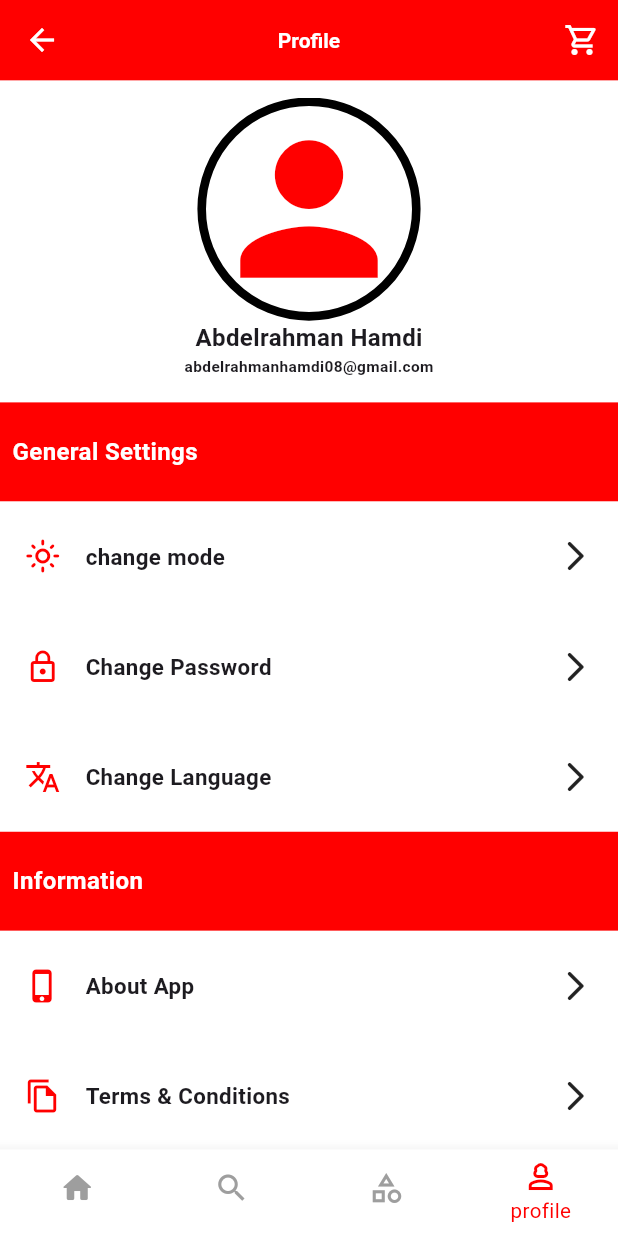
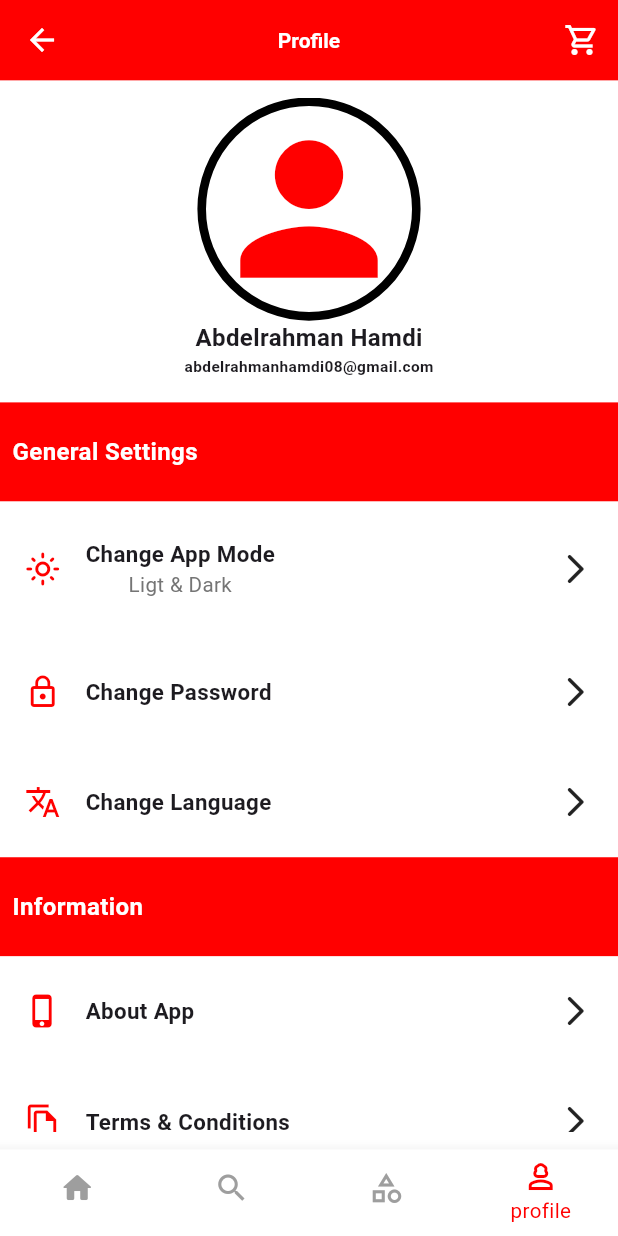
Before and after one commit to pgd8/mayomart_online_store, a Flutter app: the HomeScreen screen opened by its route, item 4 of the bottom bar chosen, on a phone screen of 412 x 824 dp. Run offline on Flutter 3.47's test engine with Material 3 defaults, Android fonts, the phone set to English and light mode, and no system bars; our stand-ins replace flutter_screenutil, flutter_slidable, google_fonts, slide_to_act; Roboto replaces fonts that are missing (childos).

Commit message:
change app mode button design in profile tab and adding InkWell to the setting taplate in profile

```diff
--- a/lib/My_APP/my_app.dart
+++ b/lib/My_APP/my_app.dart
@@ -23,6 +23,7 @@ class MyApp extends StatelessWidget {
           MaterialApp(
             debugShowCheckedModeBanner: false,
             title: "15 Mayo Mart",
+            themeMode: ThemeMode.light,
             theme: AppTheme.lightTheme,
             darkTheme: AppTheme.darkTheme,
             initialRoute: LoginScreen.routeName,
--- /dev/null
+++ b/lib/Tabs/Porfile_Components/app_mode_button.dart
@@ -0,0 +1,59 @@
+import 'package:flutter/material.dart';
+import 'package:flutter_screenutil/flutter_screenutil.dart';
+import 'package:mayomart_online_store/My_APP/app_theme.dart';
+
+class ChangeAppModeButton extends StatelessWidget {
+  ChangeAppModeButton({super.key});
+
+  @override
+  Widget build(BuildContext context) {
+    return InkWell(
+      child: Container(
+        margin: EdgeInsets.symmetric(vertical: 0.03.sh),
+        child: Row(
+          mainAxisAlignment: MainAxisAlignment.spaceBetween,
+          children: [
+            Row(
+              children: [
+                Container(
+                  alignment: Alignment.centerLeft,
+                  margin: EdgeInsets.symmetric(horizontal: 0.04.sw),
+                  child: Icon(
+                    Icons.light_mode_outlined,
+                    color: AppTheme.mainColor,
+                  ),
+                ),
+                Column(
+                  children: [
+                    Container(
+                        alignment: Alignment.centerLeft,
+                        child: Text(
+                          "Change App Mode",
+                          style: TextStyle(
+                              fontSize: 13.sp,
+                              fontFamily: "childos",
+                              fontWeight: FontWeight.bold),
+                        )),
+                    Text(
+                      "Ligt & Dark",
+                      style: TextStyle(
+                          color: Colors.grey.shade600,
+                          fontFamily: "childos",
+                          fontSize: 12.sp),
+                    )
+                  ],
+                )
+              ],
+            ),
+            Container(
+              child: Icon(Icons.arrow_forward_ios_rounded),
+              margin: EdgeInsets.symmetric(horizontal: 0.04.sw),
+            ),
+          ],
+        ),
+      ),
+    );
+  }
+
+  action() {}
+}
--- a/lib/Tabs/Porfile_Components/setting_template.dart
+++ b/lib/Tabs/Porfile_Components/setting_template.dart
@@ -8,7 +8,8 @@ class SettingTemplate extends StatelessWidget {
 
   @override
   Widget build(BuildContext context) {
-    return Container(
+    return InkWell(
+      child: Container(
         margin: EdgeInsets.symmetric(vertical: 0.03.sh),
         child: Row(
           mainAxisAlignment: MainAxisAlignment.spaceBetween,
@@ -39,6 +40,7 @@ class SettingTemplate extends StatelessWidget {
             ),
           ],
         ),
+      ),
     );
   }
 
--- a/lib/Tabs/profile_tab.dart
+++ b/lib/Tabs/profile_tab.dart
@@ -1,6 +1,7 @@
 import 'package:flutter/material.dart';
 import 'package:flutter_screenutil/flutter_screenutil.dart';
 import 'package:mayomart_online_store/My_APP/app_theme.dart';
+import 'package:mayomart_online_store/Tabs/Porfile_Components/app_mode_button.dart';
 import 'package:mayomart_online_store/Tabs/Porfile_Components/setting_template.dart';
 
 class ProfileTab extends StatelessWidget {
@@ -67,12 +68,7 @@ class ProfileTab extends StatelessWidget {
                 ),
               ),
             ),
-            SettingTemplate(
-                icon: const Icon(
-                  Icons.light_mode_outlined,
-                  color: AppTheme.mainColor,
-                ),
-                title: "change mode"),
+            ChangeAppModeButton(),
             SettingTemplate(
                 icon: const Icon(Icons.lock_outline, color: AppTheme.mainColor),
                 title: "Change Password"),
```
Lines whose indentation alone changed are shown as unchanged.
